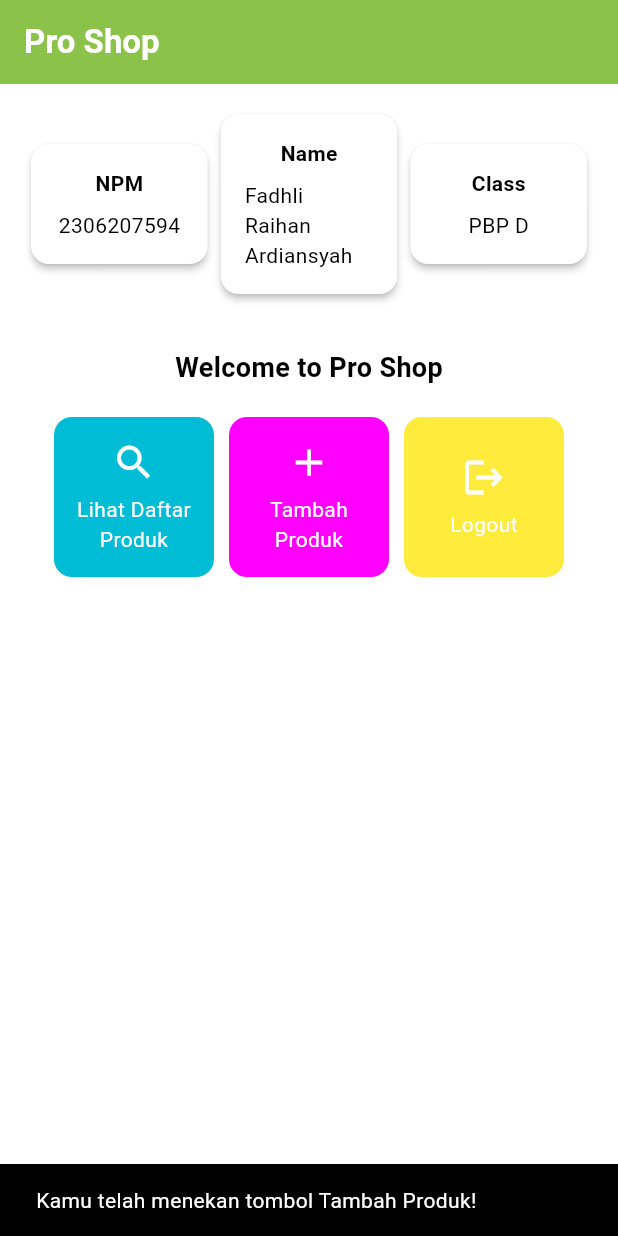
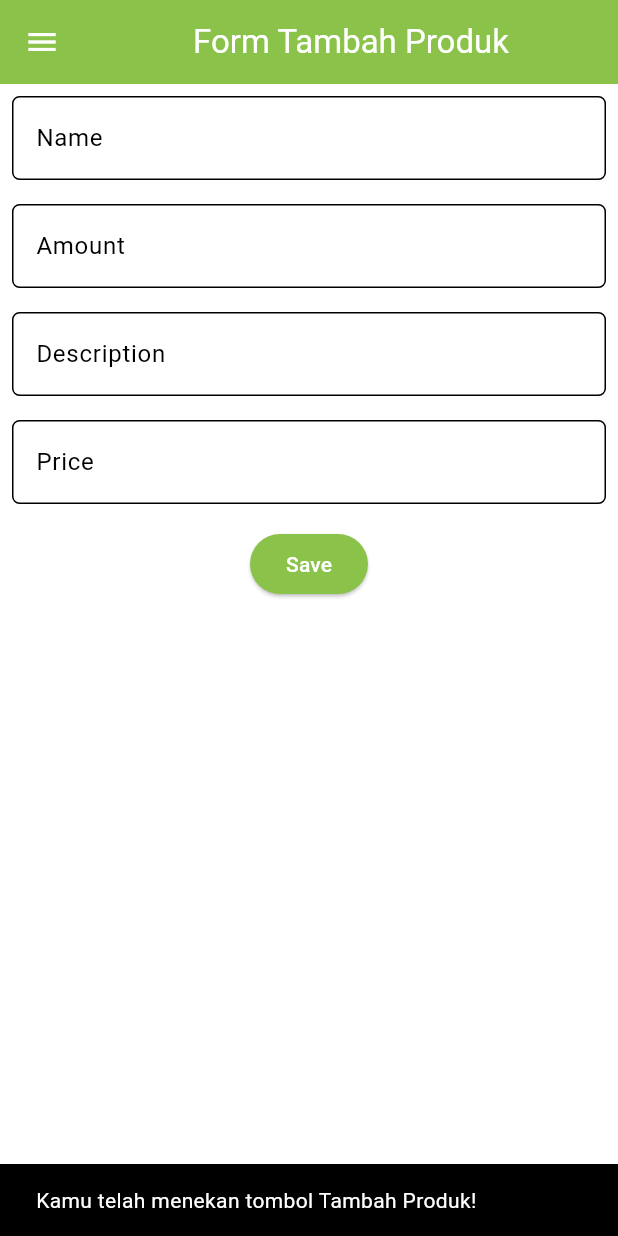
Before and after one commit to Bakuwan/pro-shop-mobile, a Flutter app: the screen it shows after launch, after a tap on "Tambah Produk", on a phone screen of 412 x 824 dp. Run offline on Flutter 3.47's test engine with Material 3 defaults, Android fonts, the light colour scheme and no system bars.

Commit message:
Tugas 8 PBP

```diff
--- a/lib/main.dart
+++ b/lib/main.dart
@@ -1,4 +1,4 @@
-import 'package:pro_shop/menu.dart';
+import 'package:pro_shop/screens/menu.dart';
 import 'package:flutter/material.dart';
 
 
--- a/lib/menu.dart
+++ b/lib/screens/menu.dart
@@ -1,4 +1,6 @@
 import 'package:flutter/material.dart';
+import 'package:pro_shop/widgets/left_drawer.dart';
+import 'package:pro_shop/widgets/product_card.dart';
 
 class MyHomePage extends StatelessWidget {
   final String npm = '2306207594'; // NPM
@@ -12,13 +14,12 @@ class MyHomePage extends StatelessWidget {
 
   MyHomePage({super.key});
    @override
-   @override
   Widget build(BuildContext context) {
     // Scaffold menyediakan struktur dasar halaman dengan AppBar dan body.
     return Scaffold(
       // AppBar adalah bagian atas halaman yang menampilkan judul.
       appBar: AppBar(
-        // Judul aplikasi "Mental Health Tracker" dengan teks putih dan tebal.
+        // Judul aplikasi "Pro Shop" dengan teks putih dan tebal.
         title: const Text(
           'Pro Shop',
           style: TextStyle(
@@ -28,7 +29,9 @@ class MyHomePage extends StatelessWidget {
         ),
         // Warna latar belakang AppBar diambil dari skema warna tema aplikasi.
         backgroundColor: Theme.of(context).colorScheme.primary,
+        iconTheme: const IconThemeData(color: Colors.white),
       ),
+      drawer: const LeftDrawer(),
       // Body halaman dengan padding di sekelilingnya.
       body: Padding(
         padding: const EdgeInsets.all(16.0),
@@ -124,58 +127,3 @@ class InfoCard extends StatelessWidget {
     );
   }
 }
-
-class ItemHomepage {
-     final String name;
-     final IconData icon;
-     final Color color;
-
-     ItemHomepage(this.name, this.icon, this.color);
- }
-
-
-class ItemCard extends StatelessWidget {
-
-  final ItemHomepage item;
-
-  const ItemCard(this.item, {super.key});
-
-  @override
-  Widget build(BuildContext context) {
-    return Material(
-      color: item.color,
-      borderRadius: BorderRadius.circular(12),
-
-      child: InkWell(
-        onTap: () {
-          ScaffoldMessenger.of(context)
-            ..hideCurrentSnackBar()
-            ..showSnackBar(
-              SnackBar(content: Text("Kamu telah menekan tombol ${item.name}!"))
-            );
-        },
-        child: Container(
-          padding: const EdgeInsets.all(8),
-          child: Center(
-            child: Column(
-              mainAxisAlignment: MainAxisAlignment.center,
-              children: [
-                Icon(
-                  item.icon,
-                  color: Colors.white,
-                  size: 30.0,
-                ),
-                const Padding(padding: EdgeInsets.all(3)),
-                Text(
-                  item.name,
-                  textAlign: TextAlign.center,
-                  style: const TextStyle(color: Colors.white),
-                ),
-              ],
-            ),
-          ),
-        ),
-      ),
-    );
-  }
-}
--- /dev/null
+++ b/lib/screens/productentry_form.dart
@@ -0,0 +1,204 @@
+  import 'package:flutter/material.dart';
+  import 'package:pro_shop/widgets/left_drawer.dart';
+
+  class ProductEntryFormPage extends StatefulWidget {
+    const ProductEntryFormPage({super.key});
+
+    @override
+    State<ProductEntryFormPage> createState() => _ProductEntryFormPageState();
+  }
+
+  class _ProductEntryFormPageState extends State<ProductEntryFormPage> {
+    final _formKey = GlobalKey<FormState>();
+    String _name = "";
+    int _amount = 0;
+    String _description = "";
+    int _price = 0;
+
+    @override
+    Widget build(BuildContext context) {
+      return Scaffold(
+        appBar: AppBar(
+          title: const Center(
+            child: Text(
+              'Form Tambah Produk',
+            ),
+          ),
+          backgroundColor: Theme.of(context).colorScheme.primary,
+          foregroundColor: Colors.white,
+        ),
+        drawer: const LeftDrawer(),
+        body: Form(
+          key: _formKey,
+          child: SingleChildScrollView(
+            child: Column(
+              crossAxisAlignment: CrossAxisAlignment.start,
+              children: [
+                // Input Name
+                Padding(
+                  padding: const EdgeInsets.all(8.0),
+                  child: TextFormField(
+                    decoration: InputDecoration(
+                      hintText: "Name",
+                      labelText: "Name",
+                      border: OutlineInputBorder(
+                        borderRadius: BorderRadius.circular(5.0),
+                      ),
+                    ),
+                    onChanged: (String? value) {
+                      setState(() {
+                        _name = value!;
+                      });
+                    },
+                    validator: (String? value) {
+                      if (value == null || value.isEmpty) {
+                        return "Name tidak boleh kosong!";
+                      }
+                      if (value.length < 3 || value.length > 50) {
+                        return "Name harus antara 3 hingga 50 karakter!";
+                      }
+                      return null;
+                    },
+                  ),
+                ),
+                // Input Amount
+                Padding(
+                  padding: const EdgeInsets.all(8.0),
+                  child: TextFormField(
+                    decoration: InputDecoration(
+                      hintText: "Amount",
+                      labelText: "Amount",
+                      border: OutlineInputBorder(
+                        borderRadius: BorderRadius.circular(5.0),
+                      ),
+                    ),
+                    keyboardType: TextInputType.number,
+                    onChanged: (String? value) {
+                      setState(() {
+                        _amount = int.tryParse(value!) ?? 0;
+                      });
+                    },
+                    validator: (String? value) {
+                      if (value == null || value.isEmpty) {
+                        return "Amount tidak boleh kosong!";
+                      }
+                      final parsedValue = int.tryParse(value);
+                      if (parsedValue == null || parsedValue <= 0) {
+                        return "Amount harus berupa angka positif!";
+                      }
+                      return null;
+                    },
+                  ),
+                ),
+                // Input Description
+                Padding(
+                  padding: const EdgeInsets.all(8.0),
+                  child: TextFormField(
+                    decoration: InputDecoration(
+                      hintText: "Description",
+                      labelText: "Description",
+                      border: OutlineInputBorder(
+                        borderRadius: BorderRadius.circular(5.0),
+                      ),
+                    ),
+                    onChanged: (String? value) {
+                      setState(() {
+                        _description = value!;
+                      });
+                    },
+                    validator: (String? value) {
+                      if (value == null || value.isEmpty) {
+                        return "Description tidak boleh kosong!";
+                      }
+                      if (value.length < 10 || value.length > 200) {
+                        return "Description harus antara 10 hingga 200 karakter!";
+                      }
+                      return null;
+                    },
+                  ),
+                ),
+                // Input Price
+                Padding(
+                  padding: const EdgeInsets.all(8.0),
+                  child: TextFormField(
+                    decoration: InputDecoration(
+                      hintText: "Price",
+                      labelText: "Price",
+                      border: OutlineInputBorder(
+                        borderRadius: BorderRadius.circular(5.0),
+                      ),
+                    ),
+                    keyboardType: TextInputType.number,
+                    onChanged: (String? value) {
+                      setState(() {
+                        _price = int.tryParse(value!) ?? 0;
+                      });
+                    },
+                    validator: (String? value) {
+                      if (value == null || value.isEmpty) {
+                        return "Price tidak boleh kosong!";
+                      }
+                      final parsedValue = int.tryParse(value);
+                      if (parsedValue == null || parsedValue <= 0) {
+                        return "Price harus berupa angka positif!";
+                      }
+                      return null;
+                    },
+                  ),
+                ),
+                // Save Button
+                Align(
+                  alignment: Alignment.bottomCenter,
+                  child: Padding(
+                    padding: const EdgeInsets.all(8.0),
+                    child: ElevatedButton(
+                      style: ButtonStyle(
+                        backgroundColor: WidgetStateProperty.all(
+                            Theme.of(context).colorScheme.primary),
+                      ),
+                      onPressed: () {
+                        if (_formKey.currentState!.validate()) {
+                          showDialog(
+                            context: context,
+                            builder: (context) {
+                              return AlertDialog(
+                                title: const Text('Produk berhasil tersimpan'),
+                                content: SingleChildScrollView(
+                                  child: Column(
+                                    crossAxisAlignment: CrossAxisAlignment.start,
+                                    children: [
+                                      Text('Name: $_name'),
+                                      Text('Amount: $_amount'),
+                                      Text('Description: $_description'),
+                                      Text('Price: $_price'),
+                                    ],
+                                  ),
+                                ),
+                                actions: [
+                                  TextButton(
+                                    child: const Text('OK'),
+                                    onPressed: () {
+                                      Navigator.pop(context);
+                                      _formKey.currentState!.reset();
+                                    },
+                                  ),
+                                ],
+                              );
+                            },
+                          );
+                        }
+                      },
+                      child: const Text(
+                        "Save",
+                        style: TextStyle(color: Colors.white),
+                      ),
+                    ),
+                  ),
+                ),
+              ],
+            ),
+          ),
+        ),
+      );
+    }
+  }
--- /dev/null
+++ b/lib/widgets/left_drawer.dart
@@ -0,0 +1,72 @@
+import 'package:flutter/material.dart';
+import 'package:pro_shop/screens/menu.dart';
+import 'package:pro_shop/screens/productentry_form.dart';
+// TODO: Impor halaman MoodEntryFormPage jika sudah dibuat
+
+class LeftDrawer extends StatelessWidget {
+  const LeftDrawer({super.key});
+
+  @override
+  Widget build(BuildContext context) {
+    return Drawer(
+      child: ListView(
+        children: [
+          DrawerHeader(
+            decoration: BoxDecoration(
+              color: Theme.of(context).colorScheme.primary,
+            ),
+            child: const Column(
+              children: [
+                Text(
+                  'Pro Shop',
+                  textAlign: TextAlign.center,
+                  style: TextStyle(
+                    fontSize: 24,
+                    fontWeight: FontWeight.bold,
+                    color: Colors.white,
+                  ),
+                ),
+                Padding(padding: EdgeInsets.all(8)),
+                Text(
+                  "Temukan semua kebutuhan golf anda di sini!",
+                  textAlign: TextAlign.center,
+                  style: TextStyle(
+                    fontSize: 15,
+                    color: Colors.white,
+                    fontWeight: FontWeight.normal,
+                  ),
+                ),
+              ],
+            ),
+          ),
+          ListTile(
+            leading: const Icon(Icons.home_outlined),
+            title: const Text('Halaman Utama'),
+            // Bagian redirection ke MyHomePage
+            onTap: () {
+              Navigator.pushReplacement(
+                context,
+                MaterialPageRoute(
+                  builder: (context) => MyHomePage(),
+                ),
+              );
+            },
+          ),
+          ListTile(
+            leading: const Icon(Icons.shopping_cart_outlined),
+            title: const Text('Tambah Produk'),
+            // Bagian redirection ke MoodEntryFormPage
+            onTap: () {
+              Navigator.pushReplacement(
+                context,
+                MaterialPageRoute(
+                  builder: (context) => const ProductEntryFormPage(),
+                ),
+              );
+            },
+          ),
+        ],
+      ),
+    );
+  }
+}
--- /dev/null
+++ b/lib/widgets/product_card.dart
@@ -0,0 +1,61 @@
+import 'package:flutter/material.dart';
+import 'package:pro_shop/screens/productentry_form.dart';
+
+class ItemHomepage {
+     final String name;
+     final IconData icon;
+     final Color color;
+
+     ItemHomepage(this.name, this.icon, this.color);
+ }
+
+
+class ItemCard extends StatelessWidget {
+
+  final ItemHomepage item;
+
+  const ItemCard(this.item, {super.key});
+
+  @override
+  Widget build(BuildContext context) {
+    return Material(
+      color: item.color,
+      borderRadius: BorderRadius.circular(12),
+
+      child: InkWell(
+        onTap: () {
+          ScaffoldMessenger.of(context)
+            ..hideCurrentSnackBar()
+            ..showSnackBar(
+              SnackBar(content: Text("Kamu telah menekan tombol ${item.name}!"))
+            );
+            if (item.name == "Tambah Produk") {
+              Navigator.push(context,
+              MaterialPageRoute(builder: (context) => const ProductEntryFormPage()));
+            }
+        },
+        child: Container(
+          padding: const EdgeInsets.all(8),
+          child: Center(
+            child: Column(
+              mainAxisAlignment: MainAxisAlignment.center,
+              children: [
+                Icon(
+                  item.icon,
+                  color: Colors.white,
+                  size: 30.0,
+                ),
+                const Padding(padding: EdgeInsets.all(3)),
+                Text(
+                  item.name,
+                  textAlign: TextAlign.center,
+                  style: const TextStyle(color: Colors.white),
+                ),
+              ],
+            ),
+          ),
+        ),
+      ),
+    );
+  }
+}
```
Also changed, not shown: 1 other file.
